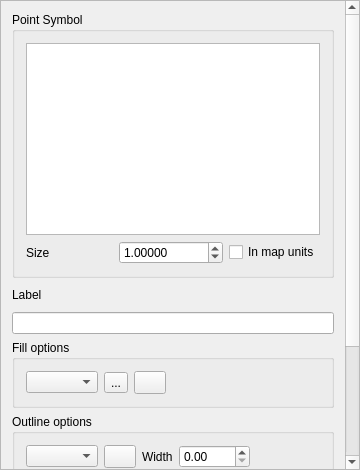
Qt form qgis/src/ui/qgssinglesymboldialogbase.ui (sourcepole/qgis) before a commit.
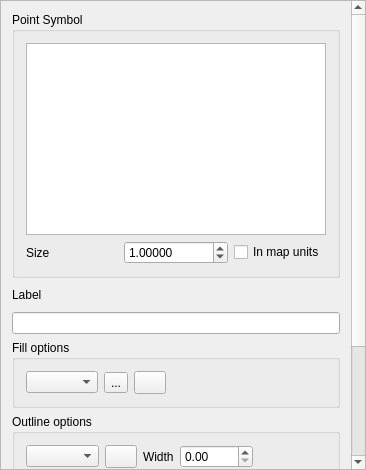
The same form after that commit. Custom widgets are drawn as their Qt base class.

Commit message: change list to view in single symbol dialog

```diff
--- a/qgis/src/ui/qgssinglesymboldialogbase.ui
+++ b/qgis/src/ui/qgssinglesymboldialogbase.ui
@@ -6,7 +6,7 @@
    <rect>
     <x>0</x>
     <y>0</y>
-    <width>360</width>
+    <width>366</width>
     <height>470</height>
    </rect>
   </property>
@@ -33,8 +33,8 @@
        <rect>
         <x>0</x>
         <y>0</y>
-        <width>337</width>
-        <height>616</height>
+        <width>350</width>
+        <height>604</height>
        </rect>
       </property>
       <layout class="QGridLayout" name="gridLayout_5">
@@ -51,7 +51,7 @@
          </property>
          <layout class="QGridLayout" name="gridLayout_4">
           <item row="0" column="0" colspan="3">
-           <widget class="QListWidget" name="lstSymbols">
+           <widget class="QListView" name="lstSymbols">
             <property name="sizePolicy">
              <sizepolicy hsizetype="Expanding" vsizetype="MinimumExpanding">
               <horstretch>0</horstretch>
```
Left out of the diff: 72 changed lines with no effect on the pictures. The commit also changes 2 other files.
